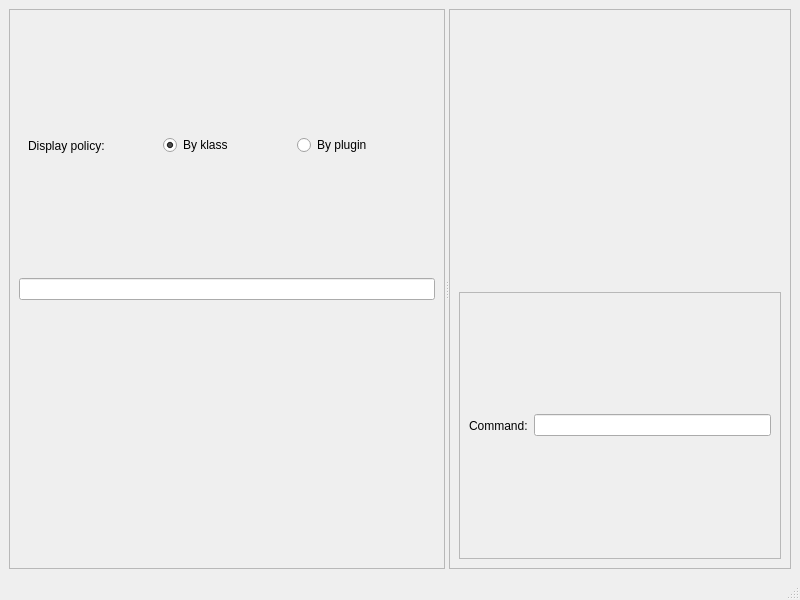
First picture: the form in src/Gui/ui_files/MainWindow.ui, repository loganek/gstcreator, before the edit.
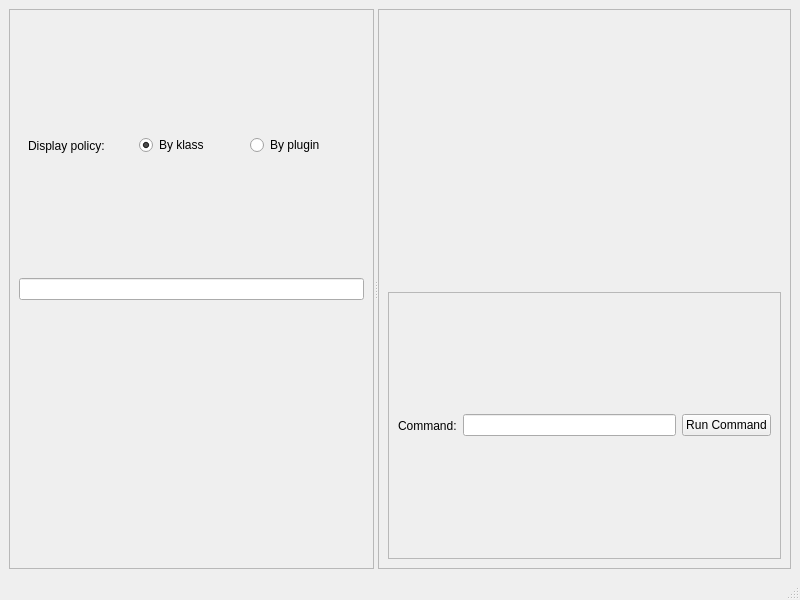
Second picture: the form after the edit.

Diff of the .ui file:
```diff
--- a/src/Gui/ui_files/MainWindow.ui
+++ b/src/Gui/ui_files/MainWindow.ui
@@ -126,6 +126,13 @@
            <item>
             <widget class="QLineEdit" name="commandLineEdit"/>
            </item>
+           <item>
+            <widget class="QPushButton" name="runCommandPushButton">
+             <property name="text">
+              <string>Run Command</string>
+             </property>
+            </widget>
+           </item>
           </layout>
          </widget>
         </item>
```
